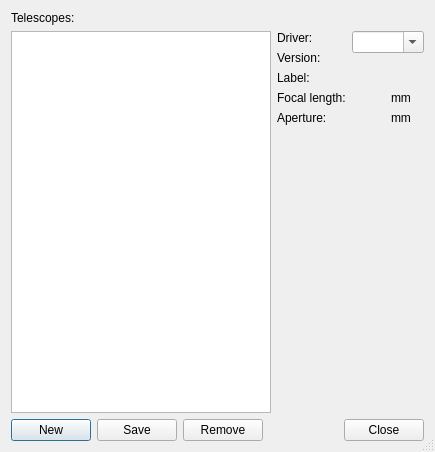
Above: kstars/indi/telescopeprop.ui from KDE/kstars before the change. Below: the same form after it.
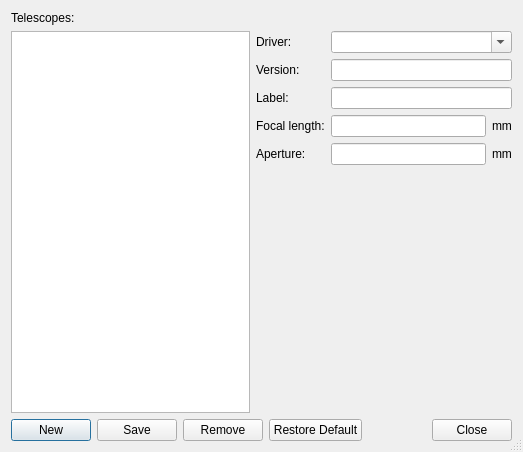
That is the form after the change. Custom widgets are drawn as their Qt base class.

Commit message:
Restoring telescope properties broken functionality. This required a minor, but necessary, GUI change in order to ensure the proper operation of this functionality which was disabled since KDE 4.0. This feature now works well with libindi v0.6 or above, which is the backbone for all related functionality in KStars."
CCMAIL:kstars-devel@kde.org

The edit to the form file:
```diff
--- a/kstars/indi/telescopeprop.ui
+++ b/kstars/indi/telescopeprop.ui
@@ -1,11 +1,11 @@
 <ui version="4.0" >
  <class>scopeProp</class>
- <widget class="QDialog" name="scopeProp" >
-  <property name="geometry" >
+ <widget class="QDialog" name="scopeProp">
+  <property name="geometry">
    <rect>
     <x>0</x>
     <y>0</y>
-    <width>435</width>
+    <width>523</width>
     <height>452</height>
    </rect>
   </property>
@@ -15,80 +15,18 @@
   <property name="sizeGripEnabled" >
    <bool>true</bool>
   </property>
-  <layout class="QGridLayout" >
-   <property name="margin" >
-    <number>11</number>
-   </property>
-   <property name="spacing" >
-    <number>6</number>
-   </property>
-   <item row="0" column="0" colspan="3" >
-    <widget class="QLabel" name="textLabel1" >
-     <property name="text" >
+  <layout class="QGridLayout" name="gridLayout">
+   <item row="0" column="0">
+    <widget class="QLabel" name="textLabel1">
+     <property name="text">
       <string>Telescopes:</string>
      </property>
     </widget>
    </item>
-   <item row="3" column="0" colspan="3" >
-    <layout class="QHBoxLayout" >
-     <property name="margin" >
-      <number>0</number>
-     </property>
-     <property name="spacing" >
-      <number>6</number>
-     </property>
-     <item>
-      <widget class="QPushButton" name="newB" >
-       <property name="text" >
-        <string>New</string>
-       </property>
-      </widget>
-     </item>
-     <item>
-      <widget class="QPushButton" name="saveB" >
-       <property name="text" >
-        <string>Save</string>
-       </property>
-      </widget>
-     </item>
-     <item>
-      <widget class="QPushButton" name="removeB" >
-       <property name="text" >
-        <string>Remove</string>
-       </property>
-      </widget>
-     </item>
-     <item>
-      <spacer>
-       <property name="orientation" >
-        <enum>Qt::Horizontal</enum>
-       </property>
-       <property name="sizeType" >
-        <enum>QSizePolicy::Expanding</enum>
-       </property>
-       <property name="sizeHint" >
-        <size>
-         <width>236</width>
-         <height>20</height>
-        </size>
-       </property>
-      </spacer>
-     </item>
-     <item>
-      <widget class="QPushButton" name="closeB" >
-       <property name="text" >
-        <string>Close</string>
-       </property>
-      </widget>
-     </item>
-    </layout>
-   </item>
-   <item rowspan="2" row="1" column="0" >
-    <widget class="QListWidget" name="telescopeListBox" >
-     <property name="sizePolicy" >
-      <sizepolicy>
-       <hsizetype>7</hsizetype>
-       <vsizetype>7</vsizetype>
+   <item row="1" column="0" rowspan="2">
+    <widget class="QListWidget" name="telescopeListBox">
+     <property name="sizePolicy">
+      <sizepolicy hsizetype="Expanding" vsizetype="Expanding">
        <horstretch>0</horstretch>
        <verstretch>0</verstretch>
       </sizepolicy>
@@ -101,86 +39,80 @@
      </property>
     </widget>
    </item>
-   <item row="1" column="1" >
-    <layout class="QVBoxLayout" >
-     <property name="margin" >
-      <number>0</number>
-     </property>
-     <property name="spacing" >
+   <item row="1" column="1">
+    <layout class="QVBoxLayout">
+     <property name="spacing">
       <number>6</number>
      </property>
+     <property name="margin">
+      <number>0</number>
+     </property>
      <item>
-      <widget class="QLabel" name="textLabel2" >
-       <property name="text" >
+      <widget class="QLabel" name="textLabel2">
+       <property name="text">
         <string>Driver:</string>
        </property>
       </widget>
      </item>
      <item>
-      <widget class="QLabel" name="textLabel2_2_6" >
-       <property name="text" >
+      <widget class="QLabel" name="textLabel2_2_6">
+       <property name="text">
         <string>Version:</string>
        </property>
       </widget>
      </item>
      <item>
-      <widget class="QLabel" name="textLabel2_2" >
-       <property name="text" >
+      <widget class="QLabel" name="textLabel2_2">
+       <property name="text">
         <string>Label:</string>
        </property>
       </widget>
      </item>
      <item>
-      <widget class="QLabel" name="textLabel2_2_2" >
-       <property name="text" >
+      <widget class="QLabel" name="textLabel2_2_2">
+       <property name="text">
         <string>Focal length:</string>
        </property>
       </widget>
      </item>
      <item>
-      <widget class="QLabel" name="textLabel2_2_3" >
-       <property name="text" >
+      <widget class="QLabel" name="textLabel2_2_3">
+       <property name="text">
         <string>Aperture:</string>
        </property>
       </widget>
      </item>
     </layout>
    </item>
-   <item row="1" column="2" >
-    <layout class="QVBoxLayout" >
-     <property name="margin" >
-      <number>0</number>
-     </property>
-     <property name="spacing" >
+   <item row="1" column="2">
+    <layout class="QVBoxLayout">
+     <property name="spacing">
       <number>6</number>
      </property>
      <item>
-      <widget class="KComboBox" name="driverCombo" >
-       <property name="editable" >
+      <widget class="KComboBox" name="driverCombo">
+       <property name="editable">
         <bool>true</bool>
        </property>
       </widget>
      </item>
      <item>
-      <widget class="KLineEdit" name="versionEdit" />
+      <widget class="KLineEdit" name="versionEdit"/>
      </item>
      <item>
-      <widget class="KLineEdit" name="labelEdit" />
+      <widget class="KLineEdit" name="labelEdit"/>
      </item>
      <item>
-      <layout class="QHBoxLayout" >
-       <property name="margin" >
-        <number>0</number>
-       </property>
-       <property name="spacing" >
+      <layout class="QHBoxLayout">
+       <property name="spacing">
         <number>6</number>
        </property>
        <item>
-        <widget class="KLineEdit" name="focalEdit" />
+        <widget class="KLineEdit" name="focalEdit"/>
        </item>
        <item>
-        <widget class="QLabel" name="textLabel2_2_4" >
-         <property name="text" >
+        <widget class="QLabel" name="textLabel2_2_4">
+         <property name="text">
           <string>mm</string>
          </property>
         </widget>
@@ -188,19 +120,16 @@
       </layout>
      </item>
      <item>
-      <layout class="QHBoxLayout" >
-       <property name="margin" >
-        <number>0</number>
-       </property>
-       <property name="spacing" >
+      <layout class="QHBoxLayout">
+       <property name="spacing">
         <number>6</number>
        </property>
        <item>
-        <widget class="KLineEdit" name="apertureEdit" />
+        <widget class="KLineEdit" name="apertureEdit"/>
        </item>
        <item>
-        <widget class="QLabel" name="textLabel2_2_5" >
-         <property name="text" >
+        <widget class="QLabel" name="textLabel2_2_5">
+         <property name="text">
           <string>mm</string>
          </property>
         </widget>
@@ -209,15 +138,15 @@
      </item>
     </layout>
    </item>
-   <item row="2" column="1" colspan="2" >
+   <item row="2" column="1">
     <spacer>
-     <property name="orientation" >
+     <property name="orientation">
       <enum>Qt::Vertical</enum>
      </property>
      <property name="sizeType" >
       <enum>QSizePolicy::Expanding</enum>
      </property>
-     <property name="sizeHint" >
+     <property name="sizeHint" stdset="0">
       <size>
        <width>21</width>
        <height>190</height>
@@ -225,6 +154,64 @@
      </property>
     </spacer>
    </item>
+   <item row="3" column="0" colspan="3">
+    <layout class="QHBoxLayout" name="horizontalLayout">
+     <item>
+      <widget class="QPushButton" name="newB">
+       <property name="text">
+        <string>New</string>
+       </property>
+      </widget>
+     </item>
+     <item>
+      <widget class="QPushButton" name="saveB">
+       <property name="text">
+        <string>Save</string>
+       </property>
+      </widget>
+     </item>
+     <item>
+      <widget class="QPushButton" name="removeB">
+       <property name="text">
+        <string>Remove</string>
+       </property>
+      </widget>
+     </item>
+     <item>
+      <widget class="QPushButton" name="restoreB">
+       <property name="whatsThis">
+        <string>Restores default values of drivers' properties. Any previous changes will be lost.</string>
+       </property>
+       <property name="text">
+        <string>Restore Default</string>
+       </property>
+      </widget>
+     </item>
+     <item>
+      <spacer>
+       <property name="orientation">
+        <enum>Qt::Horizontal</enum>
+       </property>
+       <property name="sizeType">
+        <enum>QSizePolicy::Expanding</enum>
+       </property>
+       <property name="sizeHint" stdset="0">
+        <size>
+         <width>236</width>
+         <height>20</height>
+        </size>
+       </property>
+      </spacer>
+     </item>
+     <item>
+      <widget class="QPushButton" name="closeB">
+       <property name="text">
+        <string>Close</string>
+       </property>
+      </widget>
+     </item>
+    </layout>
+   </item>
   </layout>
  </widget>
   <customwidgets>
@@ -237,7 +224,7 @@
   </customwidget>
   <customwidget>
    <class>KLineEdit</class>
-   <extends>QWidget</extends>
+   <extends>QLineEdit</extends>
    <header>klineedit.h</header>
    <container>1</container>
    <pixmap></pixmap>
```
Left out of the diff: 25 changed lines with no effect on the pictures. The commit also changes 7 other files.
